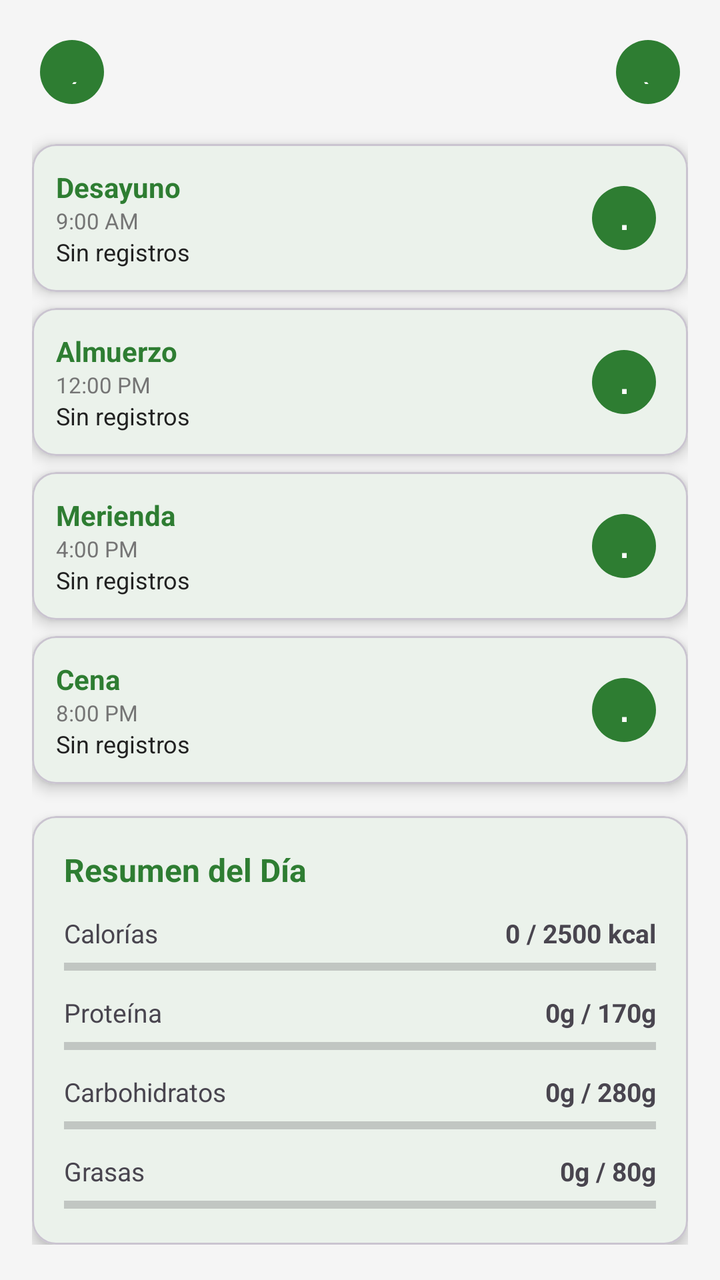
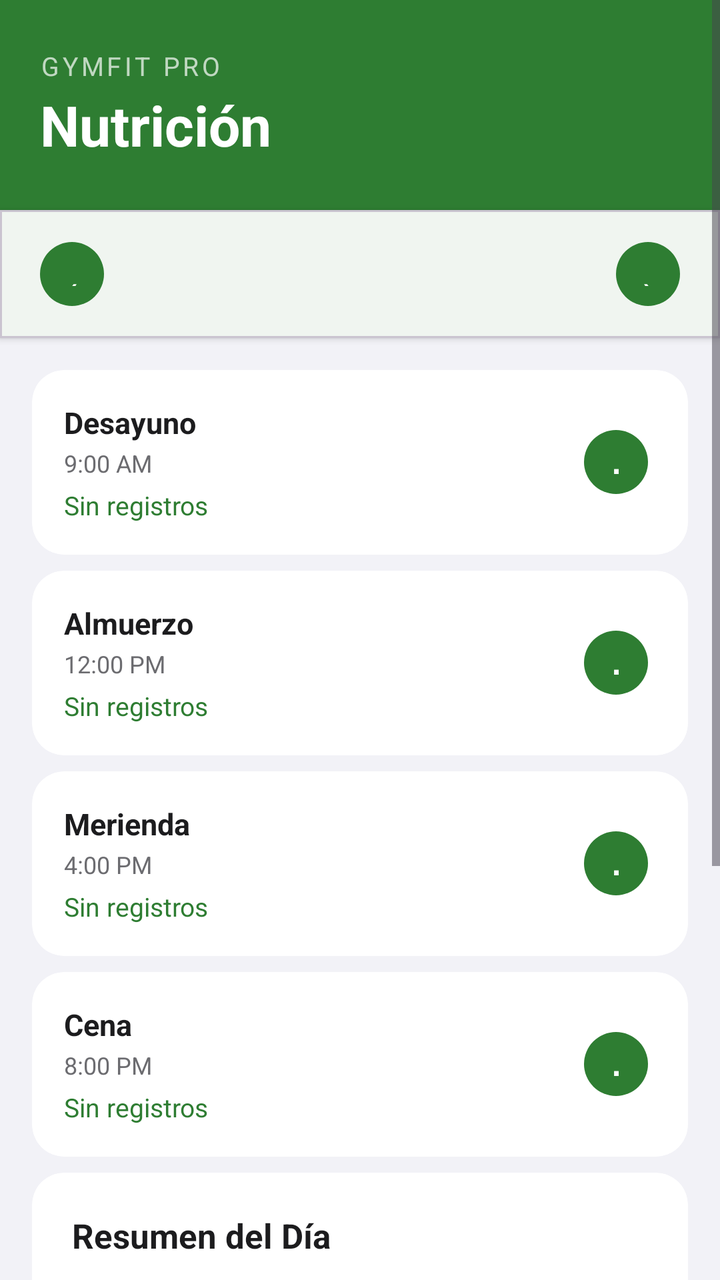

The first picture is an Android layout as it rendered before a commit; the second is the same layout after the commit. The layout source and the unified diff follow.
<!-- AndroidManifest.xml: application theme Theme.GymApp -->
<!-- res/layout/fragment_nutrition.xml -->
<?xml version="1.0" encoding="utf-8"?>
<ScrollView
    xmlns:android="http://schemas.android.com/apk/res/android"
    xmlns:app="http://schemas.android.com/apk/res-auto"
    android:layout_width="match_parent"
    android:layout_height="match_parent"
    android:background="@color/colorBackground">

    <LinearLayout
        android:layout_width="match_parent"
        android:layout_height="wrap_content"
        android:orientation="vertical"
        android:padding="16dp">

        
        <LinearLayout
            android:layout_width="match_parent"
            android:layout_height="wrap_content"
            android:orientation="horizontal"
            android:gravity="center_vertical"
            android:layout_marginBottom="16dp">

            <com.google.android.material.button.MaterialButton
                android:id="@+id/btn_prev_day"
                android:layout_width="40dp"
                android:layout_height="40dp"
                android:text="@string/btn_prev"
                android:textSize="18sp"
                app:backgroundTint="@color/colorPrimary"
                android:textColor="@color/white"
                style="@style/Widget.Material3.Button.IconButton.Filled"
                android:minWidth="0dp"
                android:minHeight="0dp"
                android:paddingStart="0dp"
                android:paddingEnd="0dp" />

            <TextView
                android:id="@+id/tv_current_date"
                android:layout_width="0dp"
                android:layout_height="wrap_content"
                android:layout_weight="1"
                android:gravity="center"
                android:textSize="16sp"
                android:textStyle="bold"
                android:textColor="@color/colorOnBackground" />

            <com.google.android.material.button.MaterialButton
                android:id="@+id/btn_next_day"
                android:layout_width="40dp"
                android:layout_height="40dp"
                android:text="@string/btn_next"
                android:textSize="18sp"
                app:backgroundTint="@color/colorPrimary"
                android:textColor="@color/white"
                style="@style/Widget.Material3.Button.IconButton.Filled"
                android:minWidth="0dp"
                android:minHeight="0dp"
                android:paddingStart="0dp"
                android:paddingEnd="0dp" />

        </LinearLayout>

        
        <com.google.android.material.card.MaterialCardView
            android:layout_width="match_parent"
            android:layout_height="wrap_content"
            app:cardCornerRadius="12dp"
            app:cardElevation="4dp"
            android:layout_marginBottom="8dp">

            <LinearLayout
                android:layout_width="match_parent"
                android:layout_height="wrap_content"
                android:orientation="horizontal"
                android:padding="12dp"
                android:gravity="center_vertical">

                <LinearLayout
                    android:layout_width="0dp"
                    android:layout_height="wrap_content"
                    android:layout_weight="1"
                    android:orientation="vertical">

                    <TextView
                        android:layout_width="wrap_content"
                        android:layout_height="wrap_content"
                        android:text="@string/nutrition_desayuno"
                        android:textSize="14sp"
                        android:textStyle="bold"
                        android:textColor="@color/colorPrimary" />

                    <TextView
                        android:layout_width="wrap_content"
                        android:layout_height="wrap_content"
                        android:text="@string/nutrition_time_desayuno"
                        android:textSize="11sp"
                        android:textColor="@color/text_secondary" />

                    <TextView
                        android:id="@+id/tv_desayuno_macros"
                        android:layout_width="wrap_content"
                        android:layout_height="wrap_content"
                        android:text="@string/nutrition_no_records"
                        android:textSize="12sp"
                        android:textColor="@color/colorOnSurface" />

                </LinearLayout>

                <com.google.android.material.button.MaterialButton
                    android:id="@+id/btn_add_desayuno"
                    android:layout_width="40dp"
                    android:layout_height="40dp"
                    android:text="@string/nutrition_add_food"
                    android:textSize="20sp"
                    android:textColor="@color/white"
                    app:backgroundTint="@color/colorPrimary"
                    style="@style/Widget.Material3.Button.IconButton.Filled"
                    android:minWidth="0dp"
                    android:minHeight="0dp"
                    android:paddingStart="0dp"
                    android:paddingEnd="0dp" />

            </LinearLayout>
        </com.google.android.material.card.MaterialCardView>

        
        <com.google.android.material.card.MaterialCardView
            android:layout_width="match_parent"
            android:layout_height="wrap_content"
            app:cardCornerRadius="12dp"
            app:cardElevation="4dp"
            android:layout_marginBottom="8dp">

            <LinearLayout
                android:layout_width="match_parent"
                android:layout_height="wrap_content"
                android:orientation="horizontal"
                android:padding="12dp"
                android:gravity="center_vertical">

                <LinearLayout
                    android:layout_width="0dp"
                    android:layout_height="wrap_content"
                    android:layout_weight="1"
                    android:orientation="vertical">

                    <TextView
                        android:layout_width="wrap_content"
                        android:layout_height="wrap_content"
                        android:text="@string/nutrition_almuerzo"
                        android:textSize="14sp"
                        android:textStyle="bold"
                        android:textColor="@color/colorPrimary" />

                    <TextView
                        android:layout_width="wrap_content"
                        android:layout_height="wrap_content"
                        android:text="@string/nutrition_time_almuerzo"
                        android:textSize="11sp"
                        android:textColor="@color/text_secondary" />

                    <TextView
                        android:id="@+id/tv_almuerzo_macros"
                        android:layout_width="wrap_content"
                        android:layout_height="wrap_content"
                        android:text="@string/nutrition_no_records"
                        android:textSize="12sp"
                        android:textColor="@color/colorOnSurface" />

                </LinearLayout>

                <com.google.android.material.button.MaterialButton
                    android:id="@+id/btn_add_almuerzo"
                    android:layout_width="40dp"
                    android:layout_height="40dp"
                    android:text="@string/nutrition_add_food"
                    android:textSize="20sp"
                    android:textColor="@color/white"
                    app:backgroundTint="@color/colorPrimary"
                    style="@style/Widget.Material3.Button.IconButton.Filled"
                    android:minWidth="0dp"
                    android:minHeight="0dp"
                    android:paddingStart="0dp"
                    android:paddingEnd="0dp" />

            </LinearLayout>
        </com.google.android.material.card.MaterialCardView>

        
        <com.google.android.material.card.MaterialCardView
            android:layout_width="match_parent"
            android:layout_height="wrap_content"
            app:cardCornerRadius="12dp"
            app:cardElevation="4dp"
            android:layout_marginBottom="8dp">

            <LinearLayout
                android:layout_width="match_parent"
                android:layout_height="wrap_content"
                android:orientation="horizontal"
                android:padding="12dp"
                android:gravity="center_vertical">

                <LinearLayout
                    android:layout_width="0dp"
                    android:layout_height="wrap_content"
                    android:layout_weight="1"
                    android:orientation="vertical">

                    <TextView
                        android:layout_width="wrap_content"
                        android:layout_height="wrap_content"
                        android:text="@string/nutrition_merienda"
                        android:textSize="14sp"
                        android:textStyle="bold"
                        android:textColor="@color/colorPrimary" />

                    <TextView
                        android:layout_width="wrap_content"
                        android:layout_height="wrap_content"
                        android:text="@string/nutrition_time_merienda"
                        android:textSize="11sp"
                        android:textColor="@color/text_secondary" />

                    <TextView
                        android:id="@+id/tv_merienda_macros"
                        android:layout_width="wrap_content"
                        android:layout_height="wrap_content"
                        android:text="@string/nutrition_no_records"
                        android:textSize="12sp"
                        android:textColor="@color/colorOnSurface" />

                </LinearLayout>

                <com.google.android.material.button.MaterialButton
                    android:id="@+id/btn_add_merienda"
                    android:layout_width="40dp"
                    android:layout_height="40dp"
                    android:text="@string/nutrition_add_food"
                    android:textSize="20sp"
                    android:textColor="@color/white"
                    app:backgroundTint="@color/colorPrimary"
                    style="@style/Widget.Material3.Button.IconButton.Filled"
                    android:minWidth="0dp"
                    android:minHeight="0dp"
                    android:paddingStart="0dp"
                    android:paddingEnd="0dp" />

            </LinearLayout>
        </com.google.android.material.card.MaterialCardView>

        
        <com.google.android.material.card.MaterialCardView
            android:layout_width="match_parent"
            android:layout_height="wrap_content"
            app:cardCornerRadius="12dp"
            app:cardElevation="4dp"
            android:layout_marginBottom="16dp">

            <LinearLayout
                android:layout_width="match_parent"
                android:layout_height="wrap_content"
                android:orientation="horizontal"
                android:padding="12dp"
                android:gravity="center_vertical">

                <LinearLayout
                    android:layout_width="0dp"
                    android:layout_height="wrap_content"
                    android:layout_weight="1"
                    android:orientation="vertical">

                    <TextView
                        android:layout_width="wrap_content"
                        android:layout_height="wrap_content"
                        android:text="@string/nutrition_cena"
                        android:textSize="14sp"
                        android:textStyle="bold"
                        android:textColor="@color/colorPrimary" />

                    <TextView
                        android:layout_width="wrap_content"
                        android:layout_height="wrap_content"
                        android:text="@string/nutrition_time_cena"
                        android:textSize="11sp"
                        android:textColor="@color/text_secondary" />

                    <TextView
                        android:id="@+id/tv_cena_macros"
                        android:layout_width="wrap_content"
                        android:layout_height="wrap_content"
                        android:text="@string/nutrition_no_records"
                        android:textSize="12sp"
                        android:textColor="@color/colorOnSurface" />

                </LinearLayout>

                <com.google.android.material.button.MaterialButton
                    android:id="@+id/btn_add_cena"
                    android:layout_width="40dp"
                    android:layout_height="40dp"
                    android:text="@string/nutrition_add_food"
                    android:textSize="20sp"
                    android:textColor="@color/white"
                    app:backgroundTint="@color/colorPrimary"
                    style="@style/Widget.Material3.Button.IconButton.Filled"
                    android:minWidth="0dp"
                    android:minHeight="0dp"
                    android:paddingStart="0dp"
                    android:paddingEnd="0dp" />

            </LinearLayout>
        </com.google.android.material.card.MaterialCardView>

        
        <com.google.android.material.card.MaterialCardView
            android:layout_width="match_parent"
            android:layout_height="wrap_content"
            app:cardCornerRadius="12dp"
            app:cardElevation="4dp">

            <LinearLayout
                android:layout_width="match_parent"
                android:layout_height="wrap_content"
                android:orientation="vertical"
                android:padding="16dp">

                <TextView
                    android:layout_width="match_parent"
                    android:layout_height="wrap_content"
                    android:text="@string/nutrition_daily_summary"
                    android:textSize="16sp"
                    android:textStyle="bold"
                    android:textColor="@color/colorPrimary"
                    android:layout_marginBottom="12dp" />

                
                <LinearLayout
                    android:layout_width="match_parent"
                    android:layout_height="wrap_content"
                    android:orientation="horizontal"
                    android:gravity="center_vertical"
                    android:layout_marginBottom="4dp">

                    <TextView
                        android:layout_width="0dp"
                        android:layout_height="wrap_content"
                        android:layout_weight="1"
                        android:text="@string/nutrition_calories"
                        android:textSize="13sp" />

                    <TextView
                        android:id="@+id/tv_total_calories"
                        android:layout_width="wrap_content"
                        android:layout_height="wrap_content"
                        android:text="0 / 2500 kcal"
                        android:textSize="13sp"
                        android:textStyle="bold" />

                </LinearLayout>

                <ProgressBar
                    android:id="@+id/progress_calories"
                    style="?android:attr/progressBarStyleHorizontal"
                    android:layout_width="match_parent"
                    android:layout_height="8dp"
                    android:progressTint="@color/colorAccent"
                    android:layout_marginBottom="10dp" />

                
                <LinearLayout
                    android:layout_width="match_parent"
                    android:layout_height="wrap_content"
                    android:orientation="horizontal"
                    android:gravity="center_vertical"
                    android:layout_marginBottom="4dp">

                    <TextView
                        android:layout_width="0dp"
                        android:layout_height="wrap_content"
                        android:layout_weight="1"
                        android:text="@string/nutrition_protein"
                        android:textSize="13sp" />

                    <TextView
                        android:id="@+id/tv_total_protein"
                        android:layout_width="wrap_content"
                        android:layout_height="wrap_content"
                        android:text="0g / 170g"
                        android:textSize="13sp"
                        android:textStyle="bold" />

                </LinearLayout>

                <ProgressBar
                    android:id="@+id/progress_protein"
                    style="?android:attr/progressBarStyleHorizontal"
                    android:layout_width="match_parent"
                    android:layout_height="8dp"
                    android:progressTint="@color/colorPrimary"
                    android:layout_marginBottom="10dp" />

                
                <LinearLayout
                    android:layout_width="match_parent"
                    android:layout_height="wrap_content"
                    android:orientation="horizontal"
                    android:gravity="center_vertical"
                    android:layout_marginBottom="4dp">

                    <TextView
                        android:layout_width="0dp"
                        android:layout_height="wrap_content"
                        android:layout_weight="1"
                        android:text="@string/nutrition_carbs"
                        android:textSize="13sp" />

                    <TextView
                        android:id="@+id/tv_total_carbs"
                        android:layout_width="wrap_content"
                        android:layout_height="wrap_content"
                        android:text="0g / 280g"
                        android:textSize="13sp"
                        android:textStyle="bold" />

                </LinearLayout>

                <ProgressBar
                    android:id="@+id/progress_carbs"
                    style="?android:attr/progressBarStyleHorizontal"
                    android:layout_width="match_parent"
                    android:layout_height="8dp"
                    android:progressTint="@color/colorGreenLight"
                    android:layout_marginBottom="10dp" />

                
                <LinearLayout
                    android:layout_width="match_parent"
                    android:layout_height="wrap_content"
                    android:orientation="horizontal"
                    android:gravity="center_vertical"
                    android:layout_marginBottom="4dp">

                    <TextView
                        android:layout_width="0dp"
                        android:layout_height="wrap_content"
                        android:layout_weight="1"
                        android:text="@string/nutrition_fat"
                        android:textSize="13sp" />

                    <TextView
                        android:id="@+id/tv_total_fat"
                        android:layout_width="wrap_content"
                        android:layout_height="wrap_content"
                        android:text="0g / 80g"
                        android:textSize="13sp"
                        android:textStyle="bold" />

                </LinearLayout>

                <ProgressBar
                    android:id="@+id/progress_fat"
                    style="?android:attr/progressBarStyleHorizontal"
                    android:layout_width="match_parent"
                    android:layout_height="8dp"
                    android:progressTint="@color/colorOrangeLight" />

            </LinearLayout>
        </com.google.android.material.card.MaterialCardView>

    </LinearLayout>
</ScrollView>
<!-- resources referenced by this layout -->
<resources>
  <color name="colorAccent">#FF6F00</color>
  <color name="colorBackground">#F5F5F5</color>
  <color name="colorGreenLight">#A5D6A7</color>
  <color name="colorOnBackground">#212121</color>
  <color name="colorOnSurface">#212121</color>
  <color name="colorOrangeLight">#FFCC80</color>
  <color name="colorPrimary">#2E7D32</color>
  <color name="text_secondary">#757575</color>
  <color name="white">#FFFFFF</color>
  <string name="btn_next">›</string>
  <string name="btn_prev">‹</string>
  <string name="nutrition_add_food">+</string>
  <string name="nutrition_almuerzo">Almuerzo</string>
  <string name="nutrition_calories">Calorías</string>
  <string name="nutrition_carbs">Carbohidratos</string>
  <string name="nutrition_cena">Cena</string>
  <string name="nutrition_daily_summary">Resumen del Día</string>
  <string name="nutrition_desayuno">Desayuno</string>
  <string name="nutrition_fat">Grasas</string>
  <string name="nutrition_merienda">Merienda</string>
  <string name="nutrition_no_records">Sin registros</string>
  <string name="nutrition_protein">Proteína</string>
  <string name="nutrition_time_almuerzo">12:00 PM</string>
  <string name="nutrition_time_cena">8:00 PM</string>
  <string name="nutrition_time_desayuno">9:00 AM</string>
  <string name="nutrition_time_merienda">4:00 PM</string>
  <style name="Theme.GymApp" parent="Theme.Material3.Light.NoActionBar">
          <item name="colorPrimary">@color/colorPrimary</item>
          <item name="colorPrimaryVariant">@color/colorPrimaryVariant</item>
          <item name="colorOnPrimary">@color/colorOnPrimary</item>
          <item name="colorSecondary">@color/colorSecondary</item>
          <item name="colorOnSecondary">@color/colorOnSecondary</item>
          <item name="colorError">@color/colorError</item>
          <item name="colorOnError">@color/colorOnError</item>
          <item name="colorSurface">@color/colorSurface</item>
          <item name="colorOnSurface">@color/colorOnSurface</item>
          <item name="android:colorBackground">@color/colorBackground</item>
          <item name="colorOnBackground">@color/colorOnBackground</item>
          <item name="android:statusBarColor" tools:targetApi="l">?attr/colorPrimaryVariant</item>
      </style>
  <color name="colorPrimaryVariant">#1B5E20</color>
  <color name="colorOnPrimary">#FFFFFF</color>
  <color name="colorSecondary">#FF6F00</color>
  <color name="colorOnSecondary">#FFFFFF</color>
  <color name="colorError">#B00020</color>
  <color name="colorOnError">#FFFFFF</color>
  <color name="colorSurface">#FFFFFF</color>
</resources>

<!-- the commit's change to res/layout/fragment_nutrition.xml (unified diff, before → after) -->
@@ -4,59 +4,42 @@
     xmlns:app="http://schemas.android.com/apk/res-auto"
     android:layout_width="match_parent"
     android:layout_height="match_parent"
-    android:background="@color/colorBackground">
+    android:background="#F2F2F7">
 
     <LinearLayout
         android:layout_width="match_parent"
         android:layout_height="wrap_content"
-        android:orientation="vertical"
-        android:padding="16dp">
+        android:orientation="vertical">
 
         
         <LinearLayout
             android:layout_width="match_parent"
             android:layout_height="wrap_content"
-            android:orientation="horizontal"
-            android:gravity="center_vertical"
-            android:layout_marginBottom="16dp">
-
-            <com.google.android.material.button.MaterialButton
-                android:id="@+id/btn_prev_day"
-                android:layout_width="40dp"
-                android:layout_height="40dp"
-                android:text="@string/btn_prev"
-                android:textSize="18sp"
-                app:backgroundTint="@color/colorPrimary"
-                android:textColor="@color/white"
-                style="@style/Widget.Material3.Button.IconButton.Filled"
-                android:minWidth="0dp"
-                android:minHeight="0dp"
-                android:paddingStart="0dp"
-                android:paddingEnd="0dp" />
+            android:background="@color/colorPrimary"
+            android:orientation="vertical"
+            android:paddingStart="20dp"
+            android:paddingEnd="20dp"
+            android:paddingTop="24dp"
+            android:paddingBottom="24dp">
 
             <TextView
-                android:id="@+id/tv_current_date"
-                android:layout_width="0dp"
-                android:layout_height="wrap_content"
-                android:layout_weight="1"
-                android:gravity="center"
-                android:textSize="16sp"
+                android:layout_width="wrap_content"
+                android:layout_height="wrap_content"
+                android:text="GymFit Pro"
+                android:textColor="#FFFFFF"
+                android:alpha="0.7"
+                android:textSize="13sp"
+                android:letterSpacing="0.12"
+                android:textAllCaps="true" />
+
+            <TextView
+                android:layout_width="wrap_content"
+                android:layout_height="wrap_content"
+                android:text="Nutrición"
+                android:textColor="#FFFFFF"
+                android:textSize="28sp"
                 android:textStyle="bold"
-                android:textColor="@color/colorOnBackground" />
-
-            <com.google.android.material.button.MaterialButton
-                android:id="@+id/btn_next_day"
-                android:layout_width="40dp"
-                android:layout_height="40dp"
-                android:text="@string/btn_next"
-                android:textSize="18sp"
-                app:backgroundTint="@color/colorPrimary"
-                android:textColor="@color/white"
-                style="@style/Widget.Material3.Button.IconButton.Filled"
-                android:minWidth="0dp"
-                android:minHeight="0dp"
-                android:paddingStart="0dp"
-                android:paddingEnd="0dp" />
+                android:layout_marginTop="2dp" />
 
         </LinearLayout>
 
@@ -64,15 +47,77 @@
         <com.google.android.material.card.MaterialCardView
             android:layout_width="match_parent"
             android:layout_height="wrap_content"
-            app:cardCornerRadius="12dp"
-            app:cardElevation="4dp"
+            app:cardCornerRadius="0dp"
+            app:cardElevation="2dp">
+
+            <LinearLayout
+                android:layout_width="match_parent"
+                android:layout_height="wrap_content"
+                android:orientation="horizontal"
+                android:gravity="center_vertical"
+                android:paddingStart="16dp"
+                android:paddingEnd="16dp"
+                android:paddingTop="12dp"
+                android:paddingBottom="12dp">
+
+                <com.google.android.material.button.MaterialButton
+                    android:id="@+id/btn_prev_day"
+                    android:layout_width="40dp"
+                    android:layout_height="40dp"
+                    android:text="@string/btn_prev"
+                    android:textSize="18sp"
+                    app:backgroundTint="@color/colorPrimary"
+                    android:textColor="@color/white"
+                    style="@style/Widget.Material3.Button.IconButton.Filled"
+                    android:minWidth="0dp"
+                    android:minHeight="0dp"
+                    android:paddingStart="0dp"
+                    android:paddingEnd="0dp" />
+
+                <TextView
+                    android:id="@+id/tv_current_date"
+                    android:layout_width="0dp"
+                    android:layout_height="wrap_content"
+                    android:layout_weight="1"
+                    android:gravity="center"
+                    android:textSize="17sp"
+                    android:textStyle="bold"
+                    android:textColor="#1C1C1E" />
+
+                <com.google.android.material.button.MaterialButton
+                    android:id="@+id/btn_next_day"
+                    android:layout_width="40dp"
+                    android:layout_height="40dp"
+                    android:text="@string/btn_next"
+                    android:textSize="18sp"
+                    app:backgroundTint="@color/colorPrimary"
+                    android:textColor="@color/white"
+                    style="@style/Widget.Material3.Button.IconButton.Filled"
+                    android:minWidth="0dp"
+                    android:minHeight="0dp"
+                    android:paddingStart="0dp"
+                    android:paddingEnd="0dp" />
+
+            </LinearLayout>
+        </com.google.android.material.card.MaterialCardView>
+
+        
+        <com.google.android.material.card.MaterialCardView
+            android:layout_width="match_parent"
+            android:layout_height="wrap_content"
+            app:cardCornerRadius="16dp"
+            app:cardElevation="0dp"
+            app:strokeWidth="0dp"
+            android:layout_marginStart="16dp"
+            android:layout_marginEnd="16dp"
+            android:layout_marginTop="16dp"
             android:layout_marginBottom="8dp">
 
             <LinearLayout
                 android:layout_width="match_parent"
                 android:layout_height="wrap_content"
                 android:orientation="horizontal"
-                android:padding="12dp"
+                android:padding="16dp"
                 android:gravity="center_vertical">
 
                 <LinearLayout
@@ -85,24 +130,26 @@
                         android:layout_width="wrap_content"
                         android:layout_height="wrap_content"
                         android:text="@string/nutrition_desayuno"
-                        android:textSize="14sp"
-                        android:textStyle="bold"
-                        android:textColor="@color/colorPrimary" />
+                        android:textSize="15sp"
+                        android:textStyle="bold"
+                        android:textColor="#1C1C1E" />
 
                     <TextView
                         android:layout_width="wrap_content"
                         android:layout_height="wrap_content"
                         android:text="@string/nutrition_time_desayuno"
-                        android:textSize="11sp"
-                        android:textColor="@color/text_secondary" />
+                        android:textSize="12sp"
+                        android:textColor="#6C6C70"
+                        android:layout_marginTop="2dp" />
 
                     <TextView
                         android:id="@+id/tv_desayuno_macros"
                         android:layout_width="wrap_content"
                         android:layout_height="wrap_content"
                         android:text="@string/nutrition_no_records"
-                        android:textSize="12sp"
-                        android:textColor="@color/colorOnSurface" />
+                        android:textSize="13sp"
+                        android:textColor="@color/colorPrimary"
+                        android:layout_marginTop="4dp" />
 
                 </LinearLayout>
 
@@ -127,15 +174,18 @@
         <com.google.android.material.card.MaterialCardView
             android:layout_width="match_parent"
             android:layout_height="wrap_content"
-            app:cardCornerRadius="12dp"
-            app:cardElevation="4dp"
+            app:cardCornerRadius="16dp"
+            app:cardElevation="0dp"
+            app:strokeWidth="0dp"
+            android:layout_marginStart="16dp"
+            android:layout_marginEnd="16dp"
             android:layout_marginBottom="8dp">
 
             <LinearLayout
                 android:layout_width="match_parent"
                 android:layout_height="wrap_content"
                 android:orientation="horizontal"
-                android:padding="12dp"
+                android:padding="16dp"
                 android:gravity="center_vertical">
 
                 <LinearLayout
@@ -148,24 +198,26 @@
                         android:layout_width="wrap_content"
                         android:layout_height="wrap_content"
                         android:text="@string/nutrition_almuerzo"
-                        android:textSize="14sp"
-                        android:textStyle="bold"
-                        android:textColor="@color/colorPrimary" />
+                        android:textSize="15sp"
+                        android:textStyle="bold"
+                        android:textColor="#1C1C1E" />
 
                     <TextView
                         android:layout_width="wrap_content"
                         android:layout_height="wrap_content"
                         android:text="@string/nutrition_time_almuerzo"
-                        android:textSize="11sp"
-                        android:textColor="@color/text_secondary" />
+                        android:textSize="12sp"
+                        android:textColor="#6C6C70"
+                        android:layout_marginTop="2dp" />
 
                     <TextView
                         android:id="@+id/tv_almuerzo_macros"
                         android:layout_width="wrap_content"
                         android:layout_height="wrap_content"
                         android:text="@string/nutrition_no_records"
-                        android:textSize="12sp"
-                        android:textColor="@color/colorOnSurface" />
+                        android:textSize="13sp"
+                        android:textColor="@color/colorPrimary"
+                        android:layout_marginTop="4dp" />
 
                 </LinearLayout>
 
@@ -190,15 +242,18 @@
         <com.google.android.material.card.MaterialCardView
             android:layout_width="match_parent"
             android:layout_height="wrap_content"
-            app:cardCornerRadius="12dp"
-            app:cardElevation="4dp"
+            app:cardCornerRadius="16dp"
+            app:cardElevation="0dp"
+            app:strokeWidth="0dp"
+            android:layout_marginStart="16dp"
+            android:layout_marginEnd="16dp"
             android:layout_marginBottom="8dp">
 
             <LinearLayout
                 android:layout_width="match_parent"
                 android:layout_height="wrap_content"
                 android:orientation="horizontal"
-                android:padding="12dp"
+                android:padding="16dp"
                 android:gravity="center_vertical">
 
                 <LinearLayout
@@ -211,24 +266,26 @@
                         android:layout_width="wrap_content"
                         android:layout_height="wrap_content"
                         android:text="@string/nutrition_merienda"
-                        android:textSize="14sp"
-                        android:textStyle="bold"
-                        android:textColor="@color/colorPrimary" />
+                        android:textSize="15sp"
+                        android:textStyle="bold"
+                        android:textColor="#1C1C1E" />
 
                     <TextView
                         android:layout_width="wrap_content"
                         android:layout_height="wrap_content"
                         android:text="@string/nutrition_time_merienda"
-                        android:textSize="11sp"
-                        android:textColor="@color/text_secondary" />
+                        android:textSize="12sp"
+                        android:textColor="#6C6C70"
+                        android:layout_marginTop="2dp" />
 
                     <TextView
                         android:id="@+id/tv_merienda_macros"
                         android:layout_width="wrap_content"
                         android:layout_height="wrap_content"
                         android:text="@string/nutrition_no_records"
-                        android:textSize="12sp"
-                        android:textColor="@color/colorOnSurface" />
+                        android:textSize="13sp"
+                        android:textColor="@color/colorPrimary"
+                        android:layout_marginTop="4dp" />
 
                 </LinearLayout>
 
@@ -253,15 +310,18 @@
         <com.google.android.material.card.MaterialCardView
             android:layout_width="match_parent"
             android:layout_height="wrap_content"
-            app:cardCornerRadius="12dp"
-            app:cardElevation="4dp"
-            android:layout_marginBottom="16dp">
+            app:cardCornerRadius="16dp"
+            app:cardElevation="0dp"
+            app:strokeWidth="0dp"
+            android:layout_marginStart="16dp"
+            android:layout_marginEnd="16dp"
+            android:layout_marginBottom="8dp">
 
             <LinearLayout
                 android:layout_width="match_parent"
                 android:layout_height="wrap_content"
                 android:orientation="horizontal"
-                android:padding="12dp"
+                android:padding="16dp"
                 android:gravity="center_vertical">
 
                 <LinearLayout
@@ -274,24 +334,26 @@
                         android:layout_width="wrap_content"
                         android:layout_height="wrap_content"
                         android:text="@string/nutrition_cena"
-                        android:textSize="14sp"
-                        android:textStyle="bold"
-                        android:textColor="@color/colorPrimary" />
+                        android:textSize="15sp"
+                        android:textStyle="bold"
+                        android:textColor="#1C1C1E" />
 
                     <TextView
                         android:layout_width="wrap_content"
                         android:layout_height="wrap_content"
                         android:text="@string/nutrition_time_cena"
-                        android:textSize="11sp"
-                        android:textColor="@color/text_secondary" />
+                        android:textSize="12sp"
+                        android:textColor="#6C6C70"
+                        android:layout_marginTop="2dp" />
 
                     <TextView
                         android:id="@+id/tv_cena_macros"
                         android:layout_width="wrap_content"
                         android:layout_height="wrap_content"
                         android:text="@string/nutrition_no_records"
-                        android:textSize="12sp"
-                        android:textColor="@color/colorOnSurface" />
+                        android:textSize="13sp"
+                        android:textColor="@color/colorPrimary"
+                        android:layout_marginTop="4dp" />
 
                 </LinearLayout>
 
@@ -316,23 +378,27 @@
         <com.google.android.material.card.MaterialCardView
             android:layout_width="match_parent"
             android:layout_height="wrap_content"
-            app:cardCornerRadius="12dp"
-            app:cardElevation="4dp">
+            app:cardCornerRadius="16dp"
+            app:cardElevation="0dp"
+            app:strokeWidth="0dp"
+            android:layout_marginStart="16dp"
+            android:layout_marginEnd="16dp"
+            android:layout_marginBottom="8dp">
 
             <LinearLayout
                 android:layout_width="match_parent"
                 android:layout_height="wrap_content"
                 android:orientation="vertical"
-                android:padding="16dp">
+                android:padding="20dp">
 
                 <TextView
                     android:layout_width="match_parent"
                     android:layout_height="wrap_content"
                     android:text="@string/nutrition_daily_summary"
-                    android:textSize="16sp"
+                    android:textSize="17sp"
                     android:textStyle="bold"
-                    android:textColor="@color/colorPrimary"
-                    android:layout_marginBottom="12dp" />
+                    android:textColor="#1C1C1E"
+                    android:layout_marginBottom="14dp" />
 
                 
                 <LinearLayout
@@ -347,7 +413,8 @@
                         android:layout_height="wrap_content"
                         android:layout_weight="1"
                         android:text="@string/nutrition_calories"
-                        android:textSize="13sp" />
+                        android:textSize="13sp"
+                        android:textColor="#3C3C43" />
 
                     <TextView
                         android:id="@+id/tv_total_calories"
@@ -355,7 +422,8 @@
                         android:layout_height="wrap_content"
                         android:text="0 / 2500 kcal"
                         android:textSize="13sp"
-                        android:textStyle="bold" />
+                        android:textStyle="bold"
+                        android:textColor="#1C1C1E" />
 
                 </LinearLayout>
 
@@ -365,7 +433,7 @@
                     android:layout_width="match_parent"
                     android:layout_height="8dp"
                     android:progressTint="@color/colorAccent"
-                    android:layout_marginBottom="10dp" />
+                    android:layout_marginBottom="12dp" />
 
                 
                 <LinearLayout
@@ -380,7 +448,8 @@
                         android:layout_height="wrap_content"
                         android:layout_weight="1"
                         android:text="@string/nutrition_protein"
-                        android:textSize="13sp" />
+                        android:textSize="13sp"
+                        android:textColor="#3C3C43" />
 
                     <TextView
                         android:id="@+id/tv_total_protein"
@@ -388,7 +457,8 @@
                         android:layout_height="wrap_content"
                         android:text="0g / 170g"
                         android:textSize="13sp"
-                        android:textStyle="bold" />
+                        android:textStyle="bold"
+                        android:textColor="#1C1C1E" />
 
                 </LinearLayout>
 
@@ -398,7 +468,7 @@
                     android:layout_width="match_parent"
                     android:layout_height="8dp"
                     android:progressTint="@color/colorPrimary"
-                    android:layout_marginBottom="10dp" />
+                    android:layout_marginBottom="12dp" />
 
                 
                 <LinearLayout
@@ -413,7 +483,8 @@
                         android:layout_height="wrap_content"
                         android:layout_weight="1"
                         android:text="@string/nutrition_carbs"
-                        android:textSize="13sp" />
+                        android:textSize="13sp"
+                        android:textColor="#3C3C43" />
 
                     <TextView
                         android:id="@+id/tv_total_carbs"
@@ -421,7 +492,8 @@
                         android:layout_height="wrap_content"
                         android:text="0g / 280g"
                         android:textSize="13sp"
-                        android:textStyle="bold" />
+                        android:textStyle="bold"
+                        android:textColor="#1C1C1E" />
 
                 </LinearLayout>
 
@@ -431,7 +503,7 @@
                     android:layout_width="match_parent"
                     android:layout_height="8dp"
                     android:progressTint="@color/colorGreenLight"
-                    android:layout_marginBottom="10dp" />
+                    android:layout_marginBottom="12dp" />
 
                 
                 <LinearLayout
@@ -446,7 +518,8 @@
                         android:layout_height="wrap_content"
                         android:layout_weight="1"
                         android:text="@string/nutrition_fat"
-                        android:textSize="13sp" />
+                        android:textSize="13sp"
+                        android:textColor="#3C3C43" />
 
                     <TextView
                         android:id="@+id/tv_total_fat"
@@ -454,7 +527,8 @@
                         android:layout_height="wrap_content"
                         android:text="0g / 80g"
                         android:textSize="13sp"
-                        android:textStyle="bold" />
+                        android:textStyle="bold"
+                        android:textColor="#1C1C1E" />
 
                 </LinearLayout>
 
@@ -468,5 +542,39 @@
             </LinearLayout>
         </com.google.android.material.card.MaterialCardView>
 
+        
+        <com.google.android.material.card.MaterialCardView
+            android:layout_width="match_parent"
+            android:layout_height="wrap_content"
+            app:cardCornerRadius="16dp"
+            app:cardElevation="0dp"
+            android:layout_marginStart="16dp"
+            android:layout_marginEnd="16dp"
+            android:layout_marginTop="8dp"
+            android:layout_marginBottom="24dp">
+            <LinearLayout
+                android:layout_width="match_parent"
+                android:layout_height="wrap_content"
+                android:orientation="vertical"
+                android:padding="20dp">
+                <TextView
+                    android:layout_width="wrap_content"
+                    android:layout_height="wrap_content"
+                    android:text="Resumen Semanal"
+                    android:textSize="17sp"
+                    android:textStyle="bold"
+                    android:textColor="#1C1C1E"
+                    android:layout_marginBottom="8dp"/>
+                <TextView
+                    android:id="@+id/tv_weekly_summary"
+                    android:layout_width="match_parent"
+                    android:layout_height="wrap_content"
+                    android:text="Cargando resumen..."
+                    android:textSize="13sp"
+                    android:textColor="#6C6C70"
+                    android:lineSpacingExtra="4dp"/>
+            </LinearLayout>
+        </com.google.android.material.card.MaterialCardView>
+
     </LinearLayout>
 </ScrollView>
<!-- resource entries referenced after the edit -->
@@ -1,13 +1,9 @@
 <!-- resources referenced by this layout -->
 <resources>
   <color name="colorAccent">#FF6F00</color>
-  <color name="colorBackground">#F5F5F5</color>
   <color name="colorGreenLight">#A5D6A7</color>
-  <color name="colorOnBackground">#212121</color>
-  <color name="colorOnSurface">#212121</color>
   <color name="colorOrangeLight">#FFCC80</color>
   <color name="colorPrimary">#2E7D32</color>
-  <color name="text_secondary">#757575</color>
   <color name="white">#FFFFFF</color>
   <string name="btn_next">›</string>
   <string name="btn_prev">‹</string>
@@ -47,5 +43,8 @@
   <color name="colorError">#B00020</color>
   <color name="colorOnError">#FFFFFF</color>
   <color name="colorSurface">#FFFFFF</color>
+  <color name="colorOnSurface">#212121</color>
+  <color name="colorBackground">#F5F5F5</color>
+  <color name="colorOnBackground">#212121</color>
 </resources>
 
